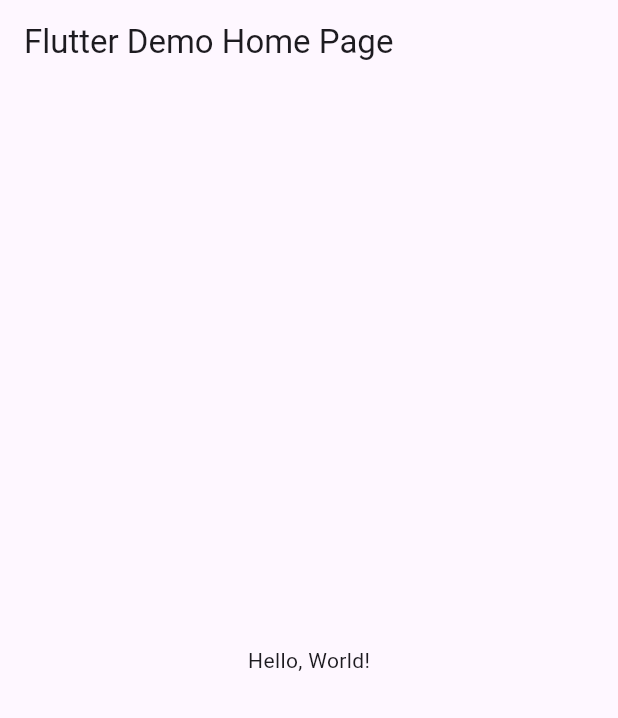
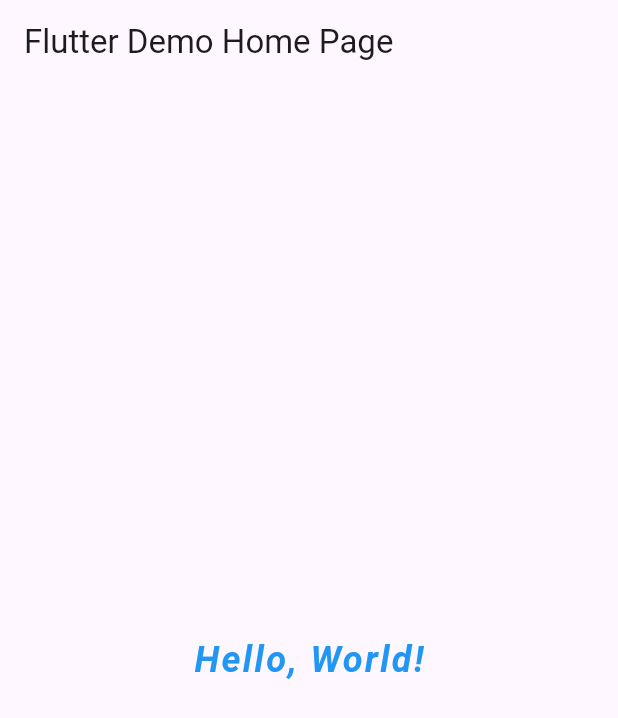
Before and after one commit to Alhaque-786/Home, a Flutter app: the screen it shows after launch, on a phone screen of 412 x 824 dp. Shown: the top 718 px of the screen. Run offline on Flutter 3.47's test engine with Material 3 defaults, Android fonts, the phone set to English and light mode, and no system bars.

Commit message:
Second Commit

```diff
--- a/lib/main.dart
+++ b/lib/main.dart
@@ -14,7 +14,7 @@ class MyApp extends StatelessWidget {
       // you want
       theme: ThemeData(
         // useMaterial3: false,
-        primarySwatch: Colors.blue,
+        primarySwatch: Colors.green,
       ),
       // A widget which will be started on application startup
       home: MyHomePage(title: 'Flutter Demo Home Page'),
@@ -36,6 +36,14 @@ class MyHomePage extends StatelessWidget {
       body: Center(
         child: Text(
           'Hello, World!',
+          style: TextStyle(
+            color: Colors.blue, // Change color as needed
+            fontSize: 24, // Change font size
+            fontWeight: FontWeight.bold, // Change font weight
+            fontStyle: FontStyle.italic, // Change font style
+            letterSpacing: 1.5, // Change letter spacing
+            // You can add more styles as needed
+          ),
         ),
       ),
     );
```
